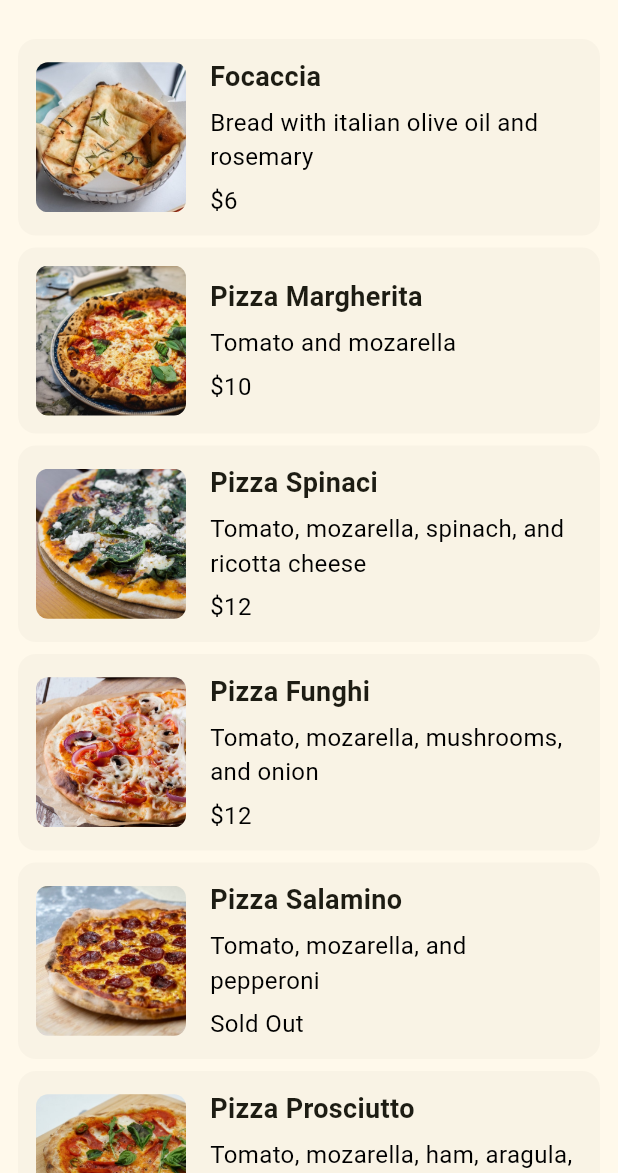
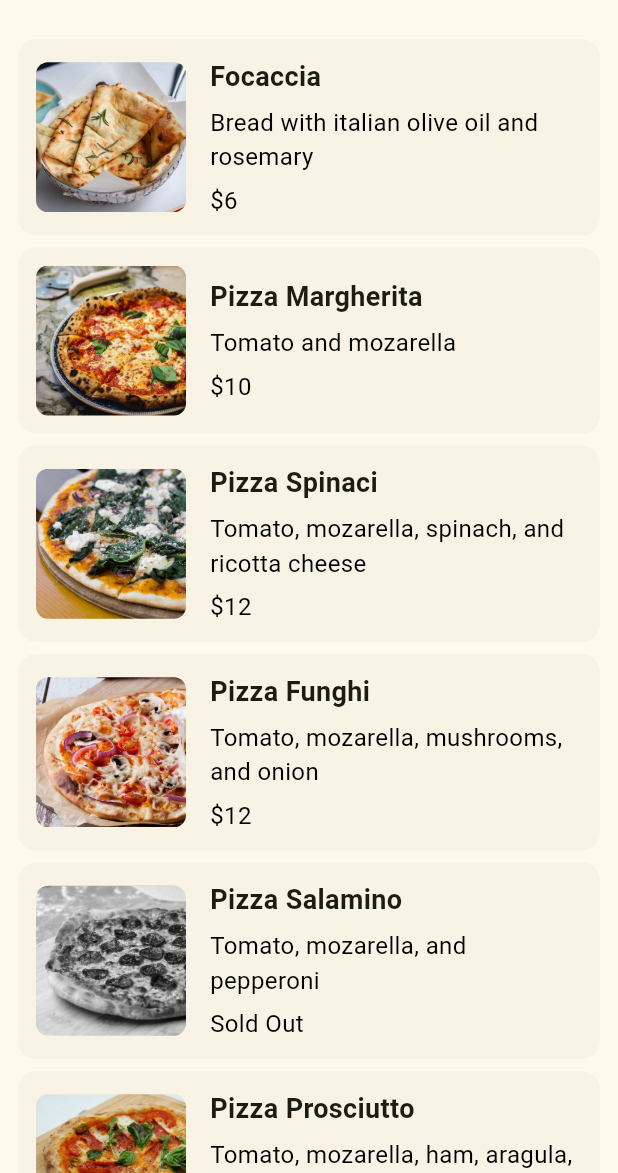
Before and after one commit to flpaugust/kotlin-pizza, a Flutter app: the screen it shows after launch, on a phone screen of 412 x 824 dp, the part 63-1236 px from its top. Run offline on Flutter 3.47's test engine with Material 3 defaults, Android fonts, the phone set to English and light mode, and no system bars.

Commit message:
if ternario item

```diff
--- a/pizza_menu/lib/item.dart
+++ b/pizza_menu/lib/item.dart
@@ -15,10 +15,15 @@ class Item extends StatelessWidget {
           children: [
             ClipRRect(
               borderRadius: BorderRadius.circular(8),
-              child: Image.asset(
-                "images/${pizza.photoName}",
-                width: 100,
-                height: 100,
+              child: ColorFiltered(
+                colorFilter: pizza.soldOut
+                    ? ColorFilter.mode(Colors.grey, BlendMode.saturation)
+                    : ColorFilter.mode(Colors.transparent, BlendMode.saturation),
+                child: Image.asset(
+                  "images/${pizza.photoName}",
+                  width: 100,
+                  height: 100,
+                ),
               ),
             ),
             SizedBox(
@@ -46,7 +51,7 @@ class Item extends StatelessWidget {
                     height: 6,
                   ),
                   Text(
-                    pizza.soldOut ? "Sold Out": "\$${pizza.price}",
+                    pizza.soldOut ? "Sold Out" : "\$${pizza.price}",
                     style: TextStyle(
                       fontSize: 16,
                       color: Colors.black,
```
